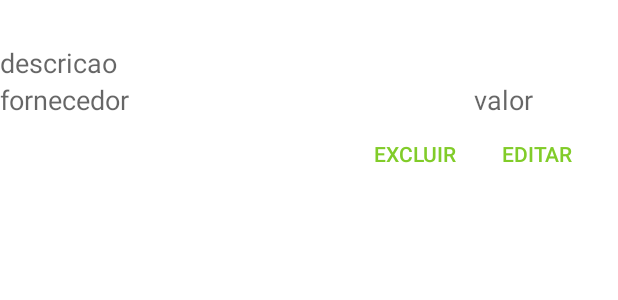
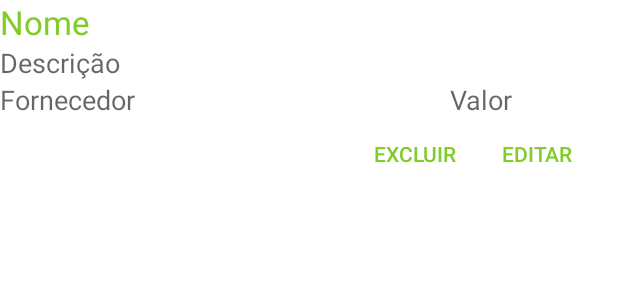
Before and after one commit to eusouakau/emporio-organico, an Android app: the layout activity_manager_row.xml on its own in the app's theme, with its tools: preview values and no code run, on a phone screen of 412 x 824 dp. Shown: the top 300 px of the screen. Run offline under Robolectric (Android 15) with nearby library versions, the light colour scheme and no system bars.

Commit message:
torna textos dinamicos

```diff
--- a/app/src/main/res/layout/activity_main.xml
+++ b/app/src/main/res/layout/activity_main.xml
@@ -13,7 +13,7 @@
         android:layout_height="50dp"
         android:layout_marginTop="8dp"
         android:onClick="entrarMenu"
-        android:text="entrar"
+        android:text="@string/start_button"
         app:layout_constraintBottom_toBottomOf="parent"
         app:layout_constraintEnd_toEndOf="parent"
         app:layout_constraintHorizontal_bias="0.552"
--- a/app/src/main/res/layout/activity_manager_row.xml
+++ b/app/src/main/res/layout/activity_manager_row.xml
@@ -8,13 +8,14 @@
         android:layout_height="wrap_content"
         android:textAppearance="?android:attr/textAppearanceLarge"
         android:textColor="@color/verde_2"
+        android:text="@string/nome"
         android:id="@+id/textViewNome" />
 
     <androidx.appcompat.widget.AppCompatTextView
         android:layout_width="wrap_content"
         android:layout_height="wrap_content"
         android:textAppearance="?android:attr/textAppearanceMedium"
-        android:text="descricao"
+        android:text="@string/descricao"
         android:id="@+id/textViewDescricao" />
 
     <androidx.appcompat.widget.LinearLayoutCompat
@@ -25,14 +26,14 @@
             android:layout_width="wrap_content"
             android:layout_height="wrap_content"
             android:textAppearance="?android:attr/textAppearanceMedium"
-            android:text="fornecedor"
+            android:text="@string/fornecedor"
             android:id="@+id/textViewFornecedor" />
         <androidx.appcompat.widget.AppCompatTextView
             android:layout_width="match_parent"
             android:layout_height="match_parent"
-            android:layout_marginLeft="230dp"
+            android:layout_marginLeft="210dp"
             android:textAppearance="?android:attr/textAppearanceMedium"
-            android:text="valor"
+            android:text="@string/valor"
             android:id="@+id/textViewValor" />
     </androidx.appcompat.widget.LinearLayoutCompat>
 
@@ -46,7 +47,7 @@
             style="?android:attr/buttonStyleSmall"
             android:layout_width="wrap_content"
             android:layout_height="wrap_content"
-            android:text="excluir"
+            android:text="@string/excluir"
             android:id="@+id/buttonExcluir"
             android:background="@android:color/transparent"
             android:layout_alignParentTop="true"
@@ -61,7 +62,7 @@
             style="?android:attr/buttonStyleSmall"
             android:layout_width="wrap_content"
             android:layout_height="wrap_content"
-            android:text="editar"
+            android:text="@string/editar"
             android:id="@+id/buttonEditar"
             android:background="@android:color/transparent"
             android:layout_alignParentTop="true"
```
Also changed, not shown: app/src/main/res/layout/activity_edit_product.xml (+5 -5 lines), app/src/main/res/layout/activity_register.xml (+5 -5 lines).
